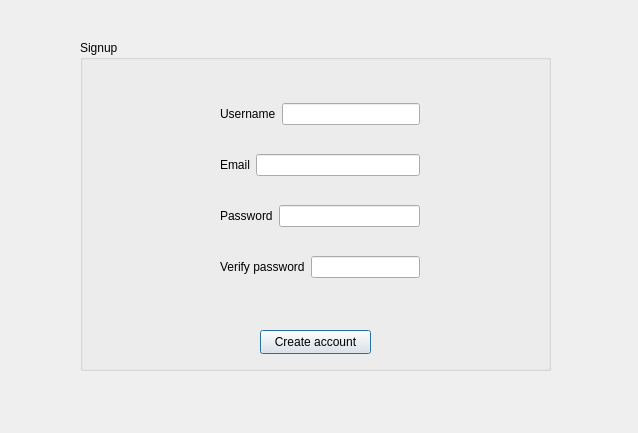
Qt form signup.ui (aminabkl/Departement_Management) before a commit.
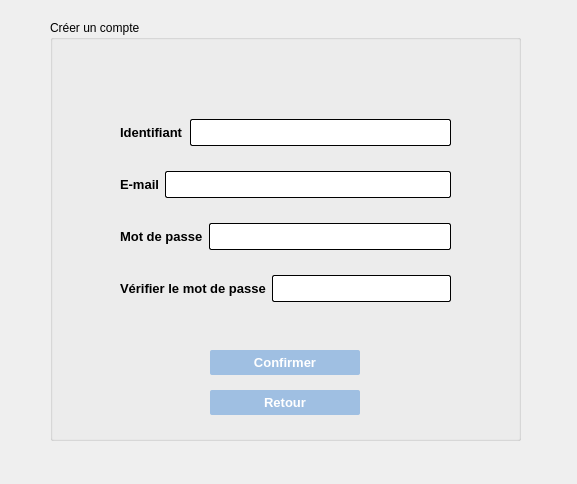
The same form after that commit.

Commit message: signup conditions & log out option & login signup interface

```diff
--- a/signup.ui
+++ b/signup.ui
@@ -6,8 +6,8 @@
    <rect>
     <x>0</x>
     <y>0</y>
-    <width>638</width>
-    <height>433</height>
+    <width>577</width>
+    <height>484</height>
    </rect>
   </property>
   <property name="windowTitle">
@@ -16,34 +16,57 @@
   <widget class="QGroupBox" name="groupBox">
    <property name="geometry">
     <rect>
-     <x>80</x>
-     <y>40</y>
+     <x>50</x>
+     <y>20</y>
      <width>471</width>
-     <height>331</height>
+     <height>421</height>
     </rect>
    </property>
    <property name="title">
-    <string>Signup</string>
+    <string>Créer un compte</string>
    </property>
    <widget class="QPushButton" name="SignupButton">
     <property name="geometry">
      <rect>
-      <x>180</x>
-      <y>290</y>
-      <width>111</width>
-      <height>24</height>
+      <x>160</x>
+      <y>330</y>
+      <width>150</width>
+      <height>25</height>
      </rect>
     </property>
+    <property name="font">
+     <font>
+      <pointsize>-1</pointsize>
+      <bold>true</bold>
+     </font>
+    </property>
+    <property name="styleSheet">
+     <string notr="true">QPushButton{
+color: #ffffff;
+border-radius:2px;
+background-color: rgb(159, 191, 226);
+height: 25px;
+font-size:13px;
+}
+QPushButton:hover:!pressed
+{
+	background-color: rgb(179, 216, 255);
+}
+QPushButton:pressed
+{
+              transition: 0.9s; 
+}</string>
+    </property>
     <property name="text">
-     <string>Create account</string>
+     <string>Confirmer</string>
     </property>
    </widget>
-   <widget class="QWidget" name="">
+   <widget class="QWidget" name="layoutWidget">
     <property name="geometry">
      <rect>
-      <x>140</x>
-      <y>40</y>
-      <width>200</width>
+      <x>70</x>
+      <y>80</y>
+      <width>331</width>
       <height>221</height>
      </rect>
     </property>
@@ -52,13 +75,29 @@
       <layout class="QHBoxLayout" name="horizontalLayout">
        <item>
         <widget class="QLabel" name="label">
+         <property name="font">
+          <font>
+           <pointsize>10</pointsize>
+           <italic>false</italic>
+           <bold>true</bold>
+          </font>
+         </property>
          <property name="text">
-          <string>Username</string>
+          <string>Identifiant</string>
          </property>
         </widget>
        </item>
        <item>
-        <widget class="QLineEdit" name="Username"/>
+        <widget class="QLineEdit" name="Username">
+         <property name="styleSheet">
+          <string notr="true">QLineEdit{
+	background-color: rgb(255, 255, 255);
+	 border: 1px  solid;
+     border-radius: 2px;
+height:25px;
+}</string>
+         </property>
+        </widget>
        </item>
       </layout>
      </item>
@@ -66,13 +105,29 @@
       <layout class="QHBoxLayout" name="horizontalLayout_2">
        <item>
         <widget class="QLabel" name="label_2">
+         <property name="font">
+          <font>
+           <pointsize>10</pointsize>
+           <italic>false</italic>
+           <bold>true</bold>
+          </font>
+         </property>
          <property name="text">
-          <string>Email</string>
+          <string>E-mail</string>
          </property>
         </widget>
        </item>
        <item>
-        <widget class="QLineEdit" name="Email"/>
+        <widget class="QLineEdit" name="Email">
+         <property name="styleSheet">
+          <string notr="true">QLineEdit{
+	background-color: rgb(255, 255, 255);
+	 border: 1px  solid;
+     border-radius: 2px;
+height:25px;
+}</string>
+         </property>
+        </widget>
        </item>
       </layout>
      </item>
@@ -80,13 +135,32 @@
       <layout class="QHBoxLayout" name="horizontalLayout_3">
        <item>
         <widget class="QLabel" name="label_3">
+         <property name="font">
+          <font>
+           <pointsize>10</pointsize>
+           <italic>false</italic>
+           <bold>true</bold>
+          </font>
+         </property>
          <property name="text">
-          <string>Password</string>
+          <string>Mot de passe</string>
          </property>
         </widget>
        </item>
        <item>
-        <widget class="QLineEdit" name="Password"/>
+        <widget class="QLineEdit" name="Password">
+         <property name="styleSheet">
+          <string notr="true">QLineEdit{
+	background-color: rgb(255, 255, 255);
+	 border: 1px  solid;
+     border-radius: 2px;
+height:25px;
+}</string>
+         </property>
+         <property name="echoMode">
+          <enum>QLineEdit::Password</enum>
+         </property>
+        </widget>
        </item>
       </layout>
      </item>
@@ -94,18 +168,73 @@
       <layout class="QHBoxLayout" name="horizontalLayout_4">
        <item>
         <widget class="QLabel" name="label_4">
+         <property name="font">
+          <font>
+           <pointsize>10</pointsize>
+           <italic>false</italic>
+           <bold>true</bold>
+          </font>
+         </property>
          <property name="text">
-          <string>Verify password</string>
+          <string>Vérifier le mot de passe</string>
          </property>
         </widget>
        </item>
        <item>
-        <widget class="QLineEdit" name="Verify_pass"/>
+        <widget class="QLineEdit" name="Verify_pass">
+         <property name="styleSheet">
+          <string notr="true">QLineEdit{
+	background-color: rgb(255, 255, 255);
+	 border: 1px  solid;
+     border-radius: 2px;
+height:25px;
+}</string>
+         </property>
+         <property name="echoMode">
+          <enum>QLineEdit::Password</enum>
+         </property>
+        </widget>
        </item>
       </layout>
      </item>
     </layout>
    </widget>
+   <widget class="QPushButton" name="LoginReturn">
+    <property name="geometry">
+     <rect>
+      <x>160</x>
+      <y>370</y>
+      <width>150</width>
+      <height>25</height>
+     </rect>
+    </property>
+    <property name="font">
+     <font>
+      <pointsize>-1</pointsize>
+      <bold>true</bold>
+     </font>
+    </property>
+    <property name="styleSheet">
+     <string notr="true">QPushButton{
+color: #ffffff;
+border-radius:2px;
+background-color: rgb(159, 191, 226);
+height: 25px;
+font-size:13px;
+}
+QPushButton:hover:!pressed
+{
+	background-color: rgb(179, 216, 255);
+}
+QPushButton:pressed
+{
+              transition: 0.9s; 
+}</string>
+    </property>
+    <property name="text">
+     <string>Retour</string>
+    </property>
+   </widget>
   </widget>
  </widget>
  <resources/>
```
The commit also changes 8 other files.
